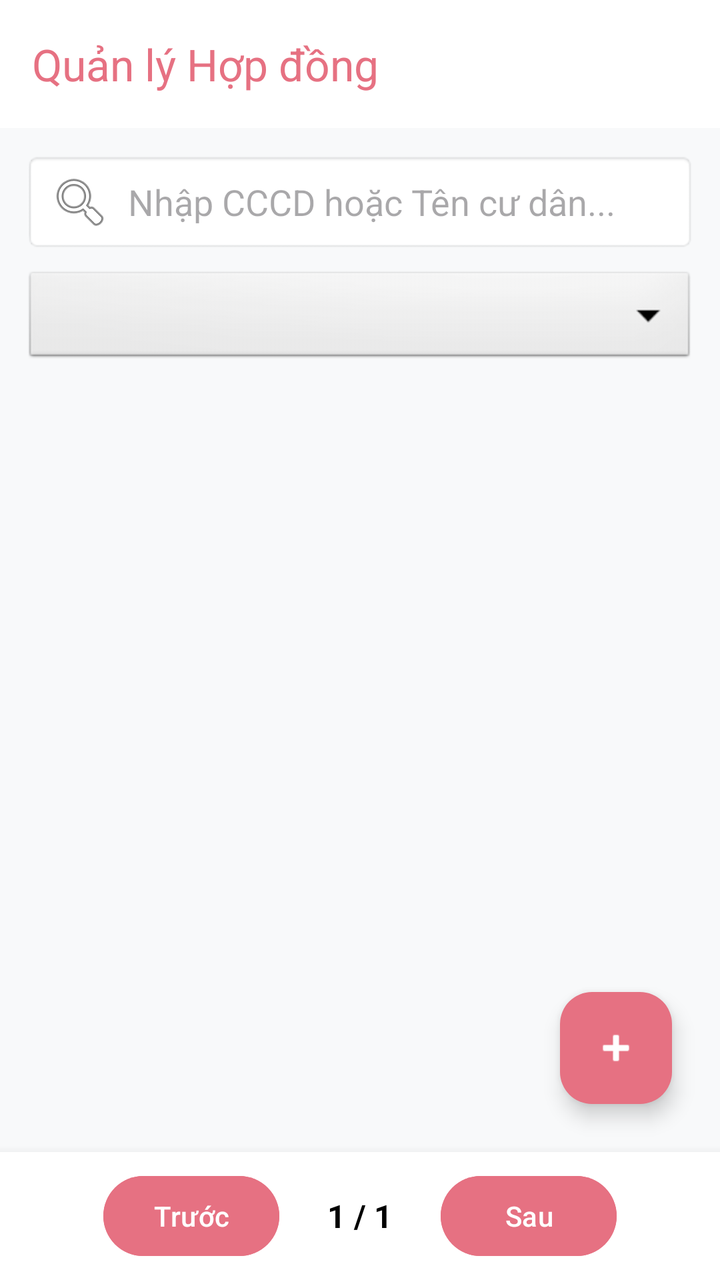
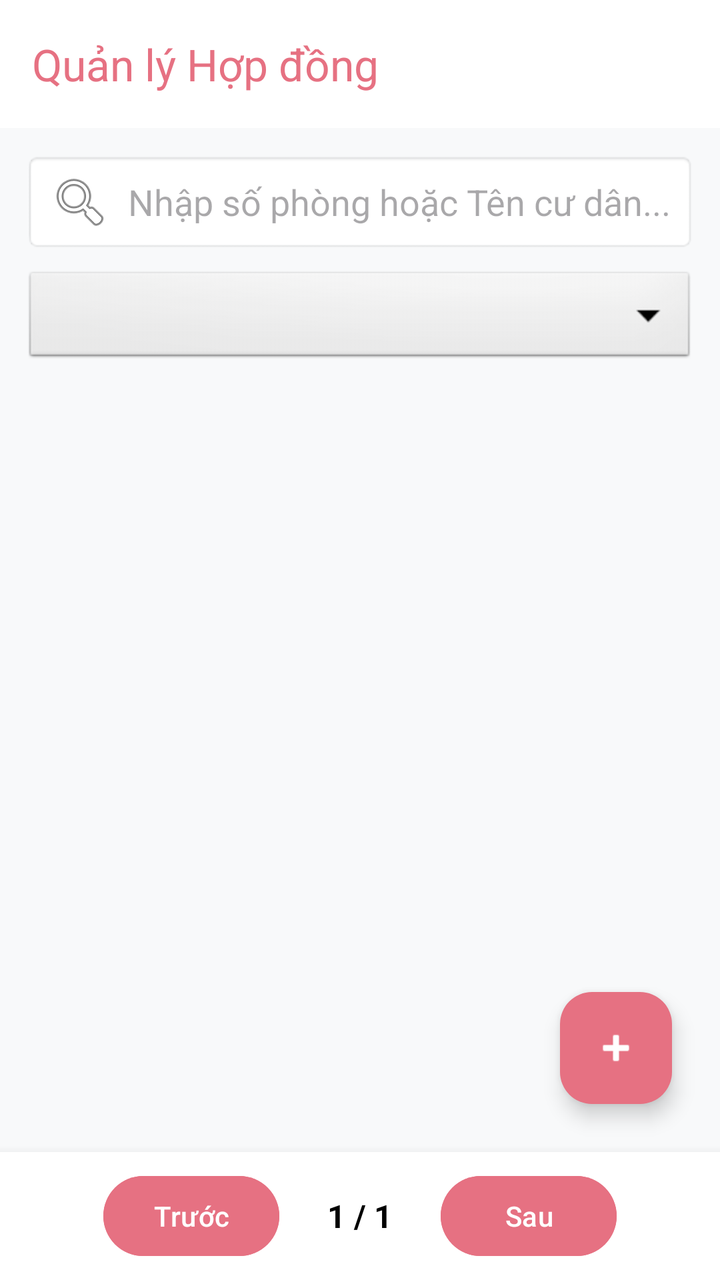

The first picture is an Android layout as it rendered before a commit; the second is the same layout after the commit. The layout source and the unified diff follow.
<!-- AndroidManifest.xml: application theme Theme.Apt -->
<!-- res/layout/fragment_manage_contract.xml -->
<?xml version="1.0" encoding="utf-8"?>
<RelativeLayout xmlns:android="http://schemas.android.com/apk/res/android"
    xmlns:app="http://schemas.android.com/apk/res-auto"
    android:layout_width="match_parent"
    android:layout_height="match_parent"
    android:background="#F8F9FA">

    <androidx.appcompat.widget.Toolbar
        android:id="@+id/toolbar_manage_contract"
        android:layout_width="match_parent"
        android:layout_height="?attr/actionBarSize"
        android:background="@color/white"
        android:elevation="4dp"
        app:title="Quản lý Hợp đồng"
        app:titleTextColor="@color/primary" /> <EditText
    android:id="@+id/edt_search_contract"
    android:layout_width="match_parent"
    android:layout_height="50dp"
    android:layout_below="@id/toolbar_manage_contract"
    android:layout_marginStart="12dp"
    android:layout_marginEnd="12dp"
    android:layout_marginTop="12dp"
    android:background="@android:drawable/editbox_background"
    android:drawableStart="@android:drawable/ic_menu_search"
    android:drawablePadding="8dp"
    android:hint="Nhập CCCD hoặc Tên cư dân..."
    android:padding="12dp"
    android:maxLines="1"
    android:singleLine="true" />

    <Spinner
        android:id="@+id/spinner_filter_contract"
        android:layout_width="match_parent"
        android:layout_height="50dp"
        android:layout_below="@id/edt_search_contract"
        android:layout_marginStart="12dp"
        android:layout_marginEnd="12dp"
        android:layout_marginTop="8dp"
        android:layout_marginBottom="8dp"
        android:background="@android:drawable/btn_dropdown"
        android:padding="8dp" />

    <LinearLayout
        android:id="@+id/layout_pagination_contract"
        android:layout_width="match_parent"
        android:layout_height="wrap_content"
        android:layout_alignParentBottom="true"
        android:background="@color/white"
        android:elevation="8dp"
        android:gravity="center"
        android:orientation="horizontal"
        android:padding="8dp">

        <Button
            android:id="@+id/btn_prev_page_contract"
            android:layout_width="wrap_content"
            android:layout_height="wrap_content"
            android:text="Trước"
            android:backgroundTint="@color/primary"/>

        <TextView
            android:id="@+id/tv_page_info_contract"
            android:layout_width="wrap_content"
            android:layout_height="wrap_content"
            android:layout_marginEnd="24dp"
            android:layout_marginStart="24dp"
            android:text="1 / 1"
            android:textColor="@color/black"
            android:textSize="16sp"
            android:textStyle="bold" />

        <Button
            android:id="@+id/btn_next_page_contract"
            android:layout_width="wrap_content"
            android:layout_height="wrap_content"
            android:text="Sau"
            android:backgroundTint="@color/primary"/>
    </LinearLayout>

    <androidx.recyclerview.widget.RecyclerView
        android:id="@+id/rv_contracts"
        android:layout_width="match_parent"
        android:layout_height="match_parent"
        android:layout_below="@id/spinner_filter_contract"
        android:layout_above="@id/layout_pagination_contract"
        android:padding="8dp"
        android:clipToPadding="false" />

    <com.google.android.material.floatingactionbutton.FloatingActionButton
        android:id="@+id/fab_add_contract"
        android:layout_width="wrap_content"
        android:layout_height="wrap_content"
        android:layout_alignParentEnd="true"
        android:layout_above="@+id/layout_pagination_contract"
        android:layout_margin="24dp"
        android:src="@android:drawable/ic_input_add"
        app:backgroundTint="@color/primary"
        app:tint="@color/white" />

</RelativeLayout>
<!-- resources referenced by this layout -->
<resources>
  <color name="black">#FF000000</color>
  <color name="primary">#E67182</color>
  <color name="white">#FFFFFFFF</color>
  <style name="Theme.Apt" parent="Base.Theme.Apt" />
  <style name="Base.Theme.Apt" parent="Theme.Material3.DayNight.NoActionBar">
          
          
      </style>
</resources>

<!-- the commit's change to res/layout/fragment_manage_contract.xml (unified diff, before → after) -->
@@ -12,7 +12,8 @@
         android:background="@color/white"
         android:elevation="4dp"
         app:title="Quản lý Hợp đồng"
-        app:titleTextColor="@color/primary" /> <EditText
+        app:titleTextColor="@color/primary" />
+    <EditText
     android:id="@+id/edt_search_contract"
     android:layout_width="match_parent"
     android:layout_height="50dp"
@@ -23,7 +24,7 @@
     android:background="@android:drawable/editbox_background"
     android:drawableStart="@android:drawable/ic_menu_search"
     android:drawablePadding="8dp"
-    android:hint="Nhập CCCD hoặc Tên cư dân..."
+    android:hint="Nhập số phòng hoặc Tên cư dân..."
     android:padding="12dp"
     android:maxLines="1"
     android:singleLine="true" />
